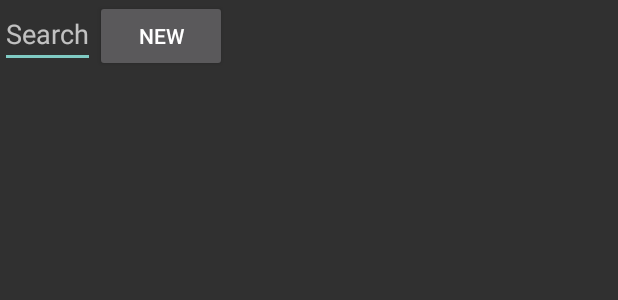
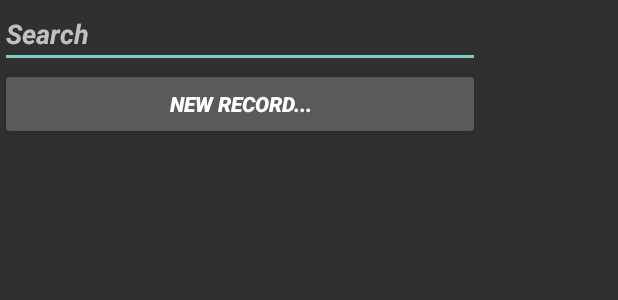
Before and after one commit to edwardcrane/MyPass, an Android app: the layout activity_main.xml on its own in the app's theme, with its tools: preview values and no code run, on a phone screen of 412 x 824 dp. Shown: the top 300 px of the screen. Run offline under Robolectric (Android 15) with nearby library versions, the phone set to English and light mode, and no system bars.

Commit message:
Attempts to beautify.  Change fonts on Search and New button, change text on New to "New Record...", move button to new row, not next to search box.  Try to change colors, figure out themes & styles.

```diff
--- a/app/src/main/res/layout/activity_main.xml
+++ b/app/src/main/res/layout/activity_main.xml
@@ -3,30 +3,39 @@
     android:layout_width="match_parent"
     android:layout_height="match_parent"
     android:orientation="vertical" >
+
     <LinearLayout
         android:id="@+id/group"
         android:layout_width="wrap_content"
         android:layout_height="wrap_content">
 
     <EditText
-        android:id="@+id/findstring"
+        android:id="@+id/findString"
         android:layout_width="wrap_content"
         android:layout_height="wrap_content"
         android:hint="@string/findString"
-        android:minWidth="@dimen/abc_search_view_text_min_width" />
+        android:maxLines="1"
+        android:minLines="1"
+        android:minWidth="@dimen/abc_search_view_preferred_width"
+        android:textStyle="bold|italic" />
 
-    <!--<Button-->
+        <!--<Button-->
         <!--android:layout_width="wrap_content"-->
         <!--android:layout_height="wrap_content"-->
         <!--android:text="@string/button_find_resource"-->
         <!--android:onClick="findResource" />-->
 
+    </LinearLayout>
+
     <Button
         android:layout_width="wrap_content"
         android:layout_height="wrap_content"
         android:text="@string/button_new_resource"
-        android:onClick="newResource" />
-        </LinearLayout>
+        android:onClick="newResource"
+        android:minWidth="@dimen/abc_search_view_preferred_width"
+        android:textStyle="bold|italic"
+        android:id="@+id/new_resource"
+        style="@style/Base.TextAppearance.AppCompat.Button" />
 
     <ListView
         android:layout_width="match_parent"
--- a/app/src/main/res/values/strings.xml
+++ b/app/src/main/res/values/strings.xml
@@ -9,7 +9,7 @@
     <string name="findString">Search</string>
     <string name="button_save">Save</string>
     <string name="button_find_resource">Find</string>
-    <string name="button_new_resource">New</string>
+    <string name="button_new_resource">New Record...</string>
     <string name="button_cancel">Cancel</string>
     <string name="action_settings">Settings</string>
     <string name="action_export">Export</string>
```
Also changed, not shown: app/src/main/java/com/airanza/mypass/MainActivity.java (+7 -3 lines), app/src/main/res/layout/rowlayout.xml (added, +24 -0 lines), 1 other file.
